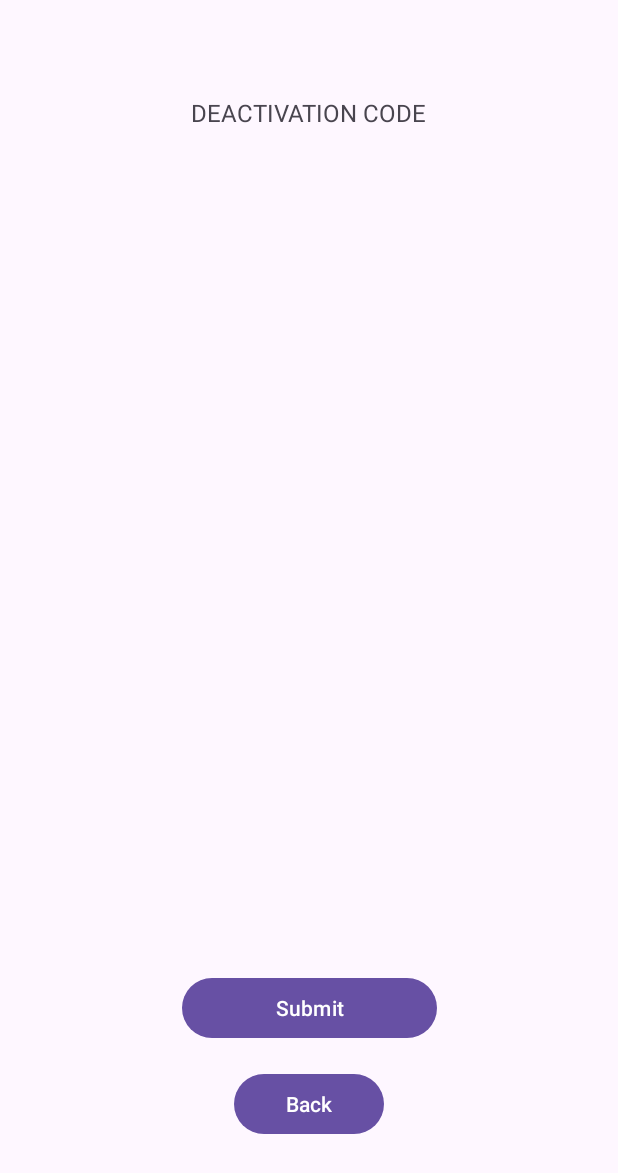
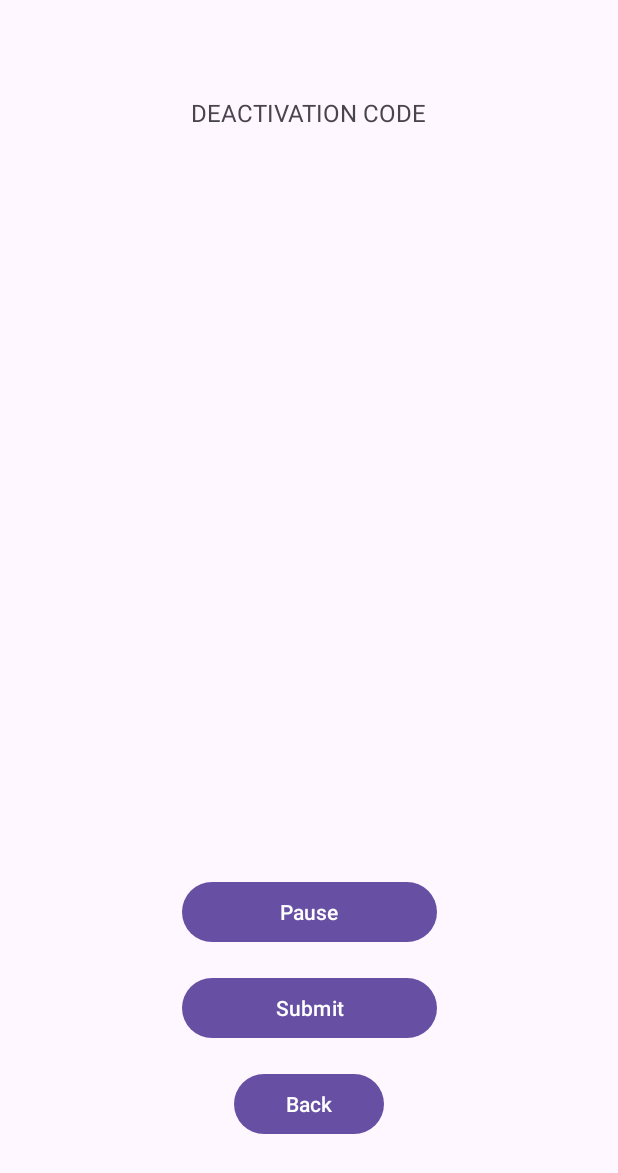
Before and after one commit to Pseudophobi4/getmeup-android, an Android app: the DeactivateAlarmActivity screen opened directly, with no data from a screen before it, on a phone screen of 412 x 824 dp. Shown: the top 1173 px of the screen. Run offline under Robolectric (Android 15) with nearby library versions, the phone set to English and light mode, and no system bars; 2 statements that could not run were skipped.

Commit message:
Added MediaPlayer stop-and-restart functionality with 15-second cooldown in DeactivateAlarmActivity

```diff
--- a/GetMeUp/app/src/main/java/com/example/getmeup/DeactivateAlarmActivity.kt
+++ b/GetMeUp/app/src/main/java/com/example/getmeup/DeactivateAlarmActivity.kt
@@ -2,15 +2,22 @@ package com.example.getmeup
 
 import android.app.AlarmManager
 import android.app.PendingIntent
+import android.content.ComponentName
 import android.content.Context
 import android.content.Intent
+import android.content.ServiceConnection
+import android.media.MediaPlayer
 import android.os.Bundle
+import android.os.Handler
+import android.os.Looper
+import android.os.IBinder
 import android.util.Log
 import android.widget.Button
 import android.widget.EditText
 import android.widget.Toast
 import androidx.appcompat.app.AppCompatActivity
 import androidx.localbroadcastmanager.content.LocalBroadcastManager
+import java.io.IOException
 import java.util.Calendar
 
 class DeactivateAlarmActivity : AppCompatActivity() {
@@ -18,6 +25,9 @@ class DeactivateAlarmActivity : AppCompatActivity() {
     private lateinit var etCodeInput: EditText
     private lateinit var btnSubmit: Button
     private lateinit var btnBack: Button
+    private lateinit var btnPause: Button // New button for pausing
+    private lateinit var mediaPlayer: MediaPlayer // Declare MediaPlayer variable
+    private val handler = Handler(Looper.getMainLooper()) // Updated Handler instantiation
 
     override fun onCreate(savedInstanceState: Bundle?) {
         super.onCreate(savedInstanceState)
@@ -26,9 +36,14 @@ class DeactivateAlarmActivity : AppCompatActivity() {
         etCodeInput = findViewById(R.id.editTextCode)
         btnSubmit = findViewById(R.id.buttonSubmit)
         btnBack = findViewById(R.id.btn_back)
+        btnPause = findViewById(R.id.buttonPause) // Initialize new button
 
         // Focus editText
         etCodeInput.requestFocus()
+
+        // Get reference to the MediaPlayer from AlarmService
+        val serviceIntent = Intent(this, AlarmService::class.java)
+        bindService(serviceIntent, serviceConnection, Context.BIND_AUTO_CREATE)
 
         // Set an OnClickListener for the submit button
         btnSubmit.setOnClickListener {
@@ -102,5 +117,49 @@ class DeactivateAlarmActivity : AppCompatActivity() {
             // Finish the current activity and go back to the previous one
             finish()
         }
+
+        // Set an OnClickListener for the pause button
+        btnPause.setOnClickListener {
+            pauseMediaPlayer()
+        }
+    }
+
+    private fun pauseMediaPlayer() {
+        mediaPlayer.let {
+            // Stop the MediaPlayer
+            it.stop()
+
+            // Prepare the MediaPlayer again for playback
+            try {
+                it.prepare()
+            } catch (e: IOException) {
+                e.printStackTrace() // Handle any errors while preparing
+            }
+
+            // Remove any previously scheduled restart
+            handler.removeCallbacksAndMessages(null)
+
+            // Use Handler to restart after 15 seconds
+            handler.postDelayed({
+                it.start() // Restart the MediaPlayer
+            }, 15000) // 15000 milliseconds = 15 seconds
+        }
+    }
+
+    // Service connection to access MediaPlayer from AlarmService
+    private val serviceConnection = object : ServiceConnection {
+        override fun onServiceConnected(name: ComponentName?, service: IBinder?) {
+            val binder = service as AlarmService.AlarmBinder
+            mediaPlayer = binder.getMediaPlayer() // Get the MediaPlayer instance
+        }
+
+        override fun onServiceDisconnected(name: ComponentName?) {
+            // Handle service disconnection if necessary
+        }
+    }
+
+    override fun onDestroy() {
+        super.onDestroy()
+        unbindService(serviceConnection) // Unbind the service
     }
 }
--- a/GetMeUp/app/src/main/res/layout/activity_deactivate_alarm.xml
+++ b/GetMeUp/app/src/main/res/layout/activity_deactivate_alarm.xml
@@ -57,4 +57,15 @@
         app:layout_constraintHorizontal_bias="0.5"
         app:layout_constraintStart_toStartOf="parent" />
 
+    <Button
+        android:id="@+id/buttonPause"
+        android:layout_width="170dp"
+        android:layout_height="wrap_content"
+        android:layout_marginBottom="16dp"
+        android:text="Pause"
+        app:layout_constraintBottom_toTopOf="@+id/buttonSubmit"
+        app:layout_constraintEnd_toEndOf="parent"
+        app:layout_constraintHorizontal_bias="0.5"
+        app:layout_constraintStart_toStartOf="parent" />
+
 </androidx.constraintlayout.widget.ConstraintLayout>
```
Also changed, not shown: GetMeUp/app/src/main/java/com/example/getmeup/AlarmService.kt (+11 -1 lines).
